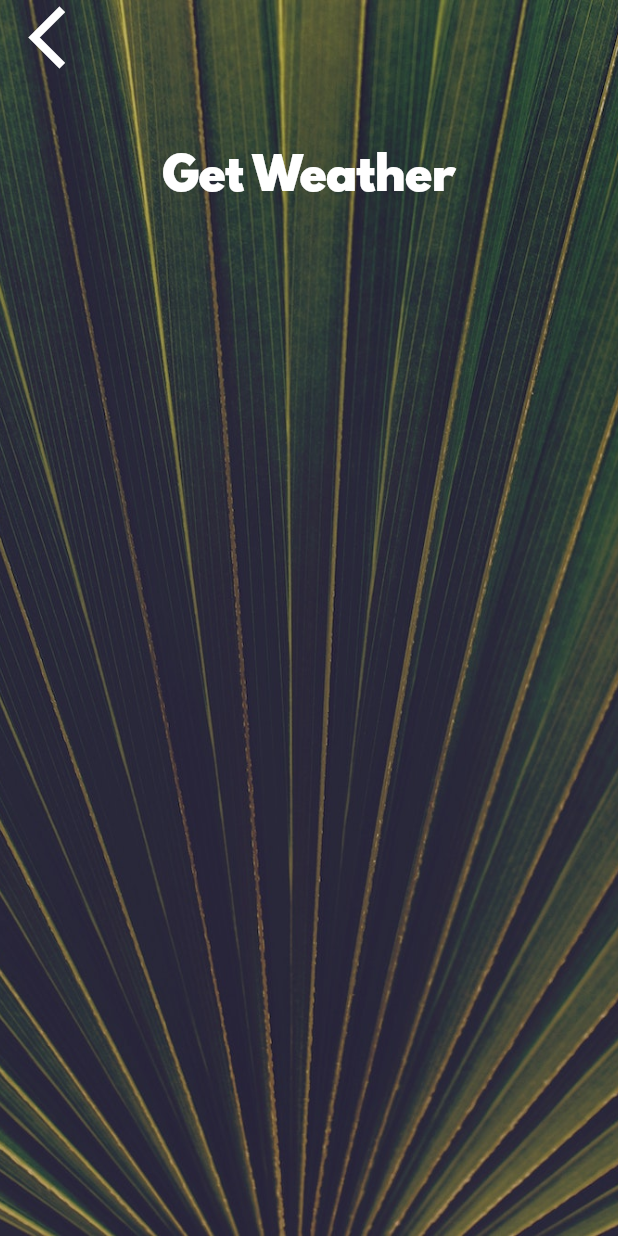
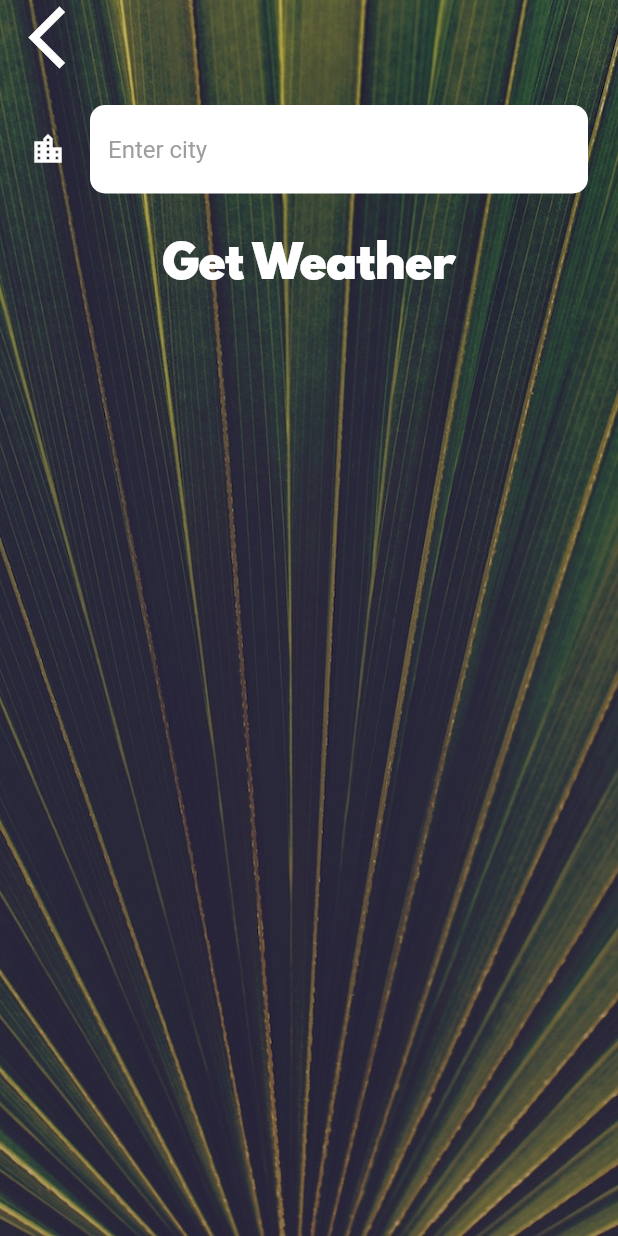
Before and after one commit to AwsmAsim/climaWeatherFlutterApp, a Flutter app: the CityScreen screen opened directly, on a phone screen of 412 x 824 dp. Run offline on Flutter 3.47's test engine with Material 2 defaults, Android fonts, the phone set to English and light mode, and no system bars; our stand-ins replace flutter_spinkit, geolocator.

Commit message:
Added Manual location selection

```diff
--- a/lib/screens/city_screen.dart
+++ b/lib/screens/city_screen.dart
@@ -1,5 +1,23 @@
+import 'package:clima/screens/location_screen.dart';
 import 'package:flutter/material.dart';
 import 'package:clima/utilities/constants.dart';
+
+const kTextFieldDecoration=InputDecoration(
+  filled: true,
+  fillColor: Colors.white,
+  icon:Icon(
+    Icons.location_city,
+    color: Colors.white,
+  ),
+  hintText: "Enter city",
+  hintStyle: TextStyle(
+    color: Colors.grey,
+  ),
+  border: OutlineInputBorder(
+    borderRadius: BorderRadius.all(Radius.circular(10.0)),
+    borderSide:BorderSide.none,
+  ),
+);
 
 class CityScreen extends StatefulWidget {
   @override
@@ -7,6 +25,7 @@ class CityScreen extends StatefulWidget {
 }
 
 class _CityScreenState extends State<CityScreen> {
+  String cityName;
   @override
   Widget build(BuildContext context) {
     return Scaffold(
@@ -24,7 +43,9 @@ class _CityScreenState extends State<CityScreen> {
               Align(
                 alignment: Alignment.topLeft,
                 child: FlatButton(
-                  onPressed: () {},
+                  onPressed: () {
+                    Navigator.pop(context);
+                  },
                   child: Icon(
                     Icons.arrow_back_ios,
                     size: 50.0,
@@ -33,10 +54,20 @@ class _CityScreenState extends State<CityScreen> {
               ),
               Container(
                 padding: EdgeInsets.all(20.0),
-                child: null,
+                child: TextField(
+                  onChanged: (value){
+                    cityName = value;
+                },
+                  style: TextStyle(
+                    color: Colors.black,
+                  ),
+                  decoration: kTextFieldDecoration,
+                ),
               ),
               FlatButton(
-                onPressed: () {},
+                onPressed: () {
+                  Navigator.pop(context,cityName);
+                },
                 child: Text(
                   'Get Weather',
                   style: kButtonTextStyle,
--- a/lib/services/weather.dart
+++ b/lib/services/weather.dart
@@ -6,6 +6,12 @@ const openWheatherApiURL='https://api.openweathermap.org/data/2.5/weather';
 
 class WeatherModel {
   double lat,long;
+
+  Future<dynamic> getCityWeather(String cityName) async{
+    NetworkHelper networkHelper = NetworkHelper('$openWheatherApiURL?q=${cityName}&appid=${apiKey}&units=metric');
+    var wheatherData = await networkHelper.getData();
+    return wheatherData;
+  }
 
   Future<dynamic> getLocationData() async{
     Location location = Location();
```
Also changed, not shown: lib/screens/location_screen.dart (+23 -3 lines).
